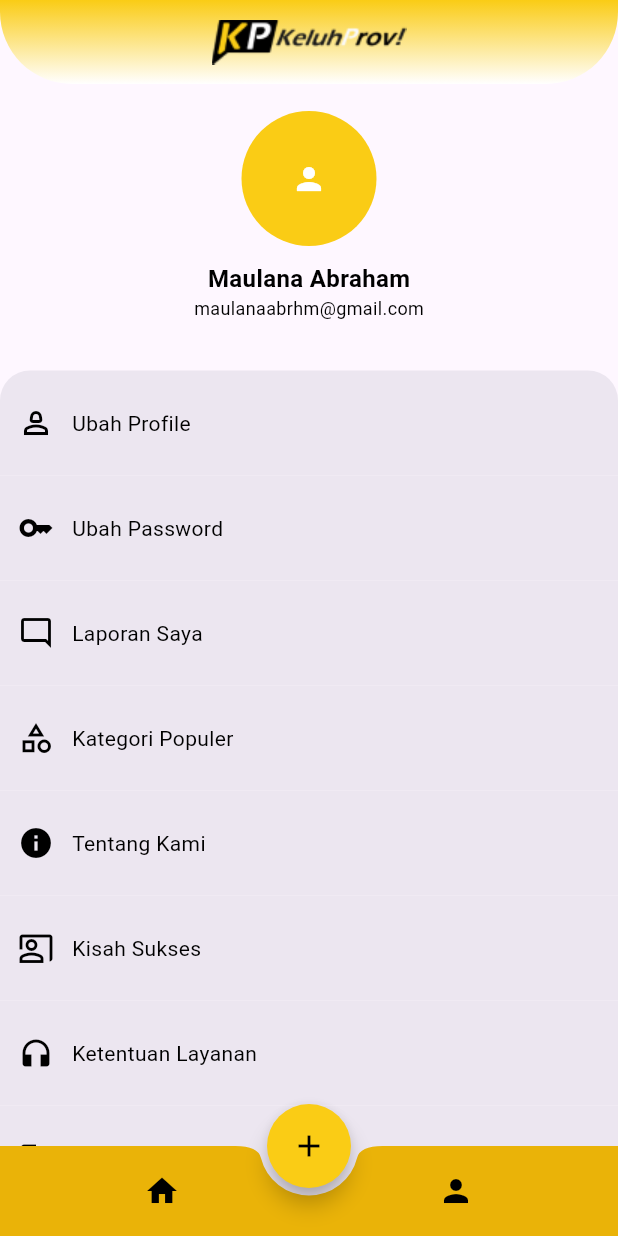
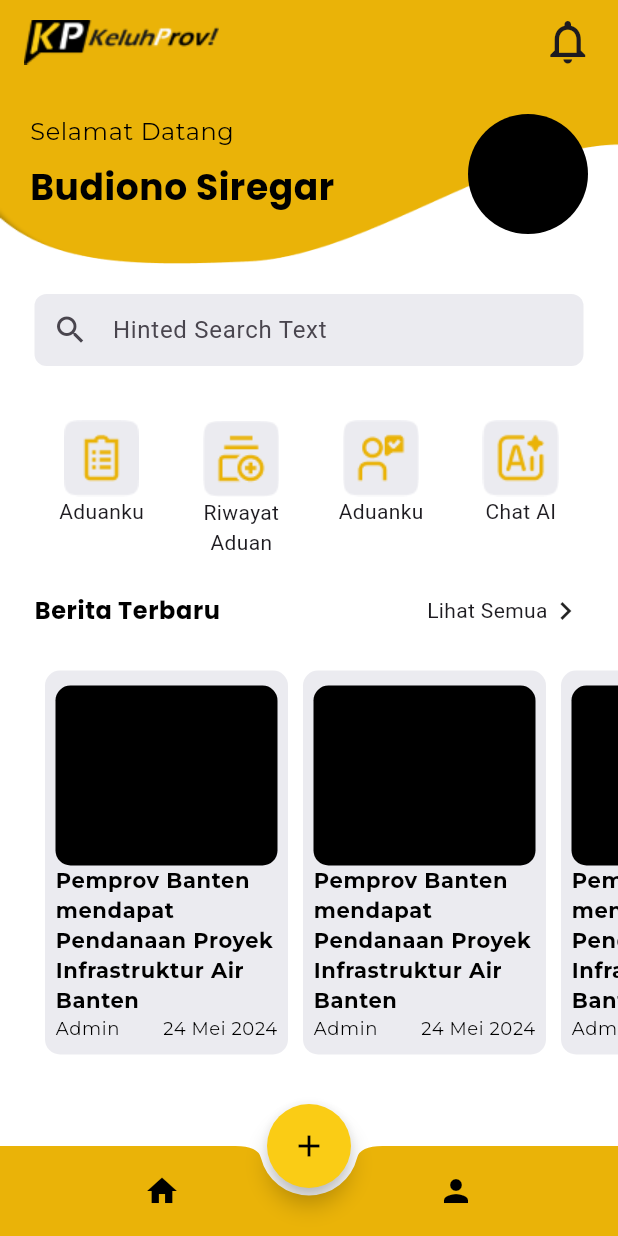
Before and after one commit to Capstone-Project-Alterra-Kelompok-8/e-complaint-mobile, a Flutter app: the screen it shows after launch, after a tap on the "home" icon, on a phone screen of 412 x 824 dp. Run offline on Flutter 3.47's test engine with Material 3 defaults, Android fonts, the phone set to English and light mode, and no system bars; our stand-ins replace google_fonts.

Commit message:
✨ feat: Implementation of homepage

```diff
--- a/e_complaint_app/lib/constants/text_collections.dart
+++ b/e_complaint_app/lib/constants/text_collections.dart
@@ -37,3 +37,40 @@ class LoginTextCollections {
     letterSpacing: 0.4,
   );
 }
+
+class HomeTextCollections {
+  static TextStyle welcomeText = GoogleFonts.montserrat(
+    fontSize: 16.0,
+    fontWeight: FontWeight.w400,
+    color: ColorCollections.textPrimaryColor,
+    letterSpacing: 0.4,
+  );
+
+  static TextStyle nameText = GoogleFonts.poppins(
+    fontSize: 24.0,
+    fontWeight: FontWeight.w700,
+    color: ColorCollections.textPrimaryColor,
+    letterSpacing: 0.4,
+  );
+
+  static TextStyle beritaHeader = GoogleFonts.poppins(
+        fontSize: 16.0,
+    fontWeight: FontWeight.w700,
+    color: ColorCollections.textPrimaryColor,
+    letterSpacing: 0.4,
+  );
+
+  static TextStyle titleBerita = GoogleFonts.montserrat(
+    fontSize: 14.0,
+    fontWeight: FontWeight.w700,
+    color: ColorCollections.textPrimaryColor,
+    letterSpacing: 0.4,
+  );
+
+    static TextStyle footerBerita = GoogleFonts.montserrat(
+    fontSize: 12.0,
+    fontWeight: FontWeight.w400,
+    color: ColorCollections.textPrimaryColor,
+    letterSpacing: 0.4,
+  );
+}
--- a/e_complaint_app/lib/views/screens/components/app_bar.dart
+++ b/e_complaint_app/lib/views/screens/components/app_bar.dart
@@ -4,7 +4,7 @@ import 'package:flutter/material.dart';
 class CurvedAppBar extends StatelessWidget implements PreferredSizeWidget {
 
 
-  const CurvedAppBar({Key? key}) : super(key: key);
+  const CurvedAppBar({super.key});
 
   @override
   Widget build(BuildContext context) {
@@ -15,7 +15,7 @@ class CurvedAppBar extends StatelessWidget implements PreferredSizeWidget {
       ),
       child: Container(
         height: 106,
-        decoration: BoxDecoration(
+        decoration: const BoxDecoration(
           gradient: LinearGradient(
             colors: [ColorCollections.primaryColor, ColorCollections.backgroundColor], // Define your gradient colors here
             begin: Alignment.topCenter,
@@ -23,7 +23,7 @@ class CurvedAppBar extends StatelessWidget implements PreferredSizeWidget {
           ),
 
         ),
-        child: Image(
+        child: const Image(
             image: AssetImage('assets/images/logo_appbar.png'),
         ),
       ),
--- a/e_complaint_app/lib/views/screens/components/bottom_navbar.dart
+++ b/e_complaint_app/lib/views/screens/components/bottom_navbar.dart
@@ -1,4 +1,6 @@
 import 'package:e_complaint_app/constants/constants.dart';
+import 'package:e_complaint_app/views/screens/home/homepage_screen.dart';
+import 'package:e_complaint_app/views/screens/home/profile_screen.dart';
 import 'package:flutter/material.dart';
 
 class CustomBottomNavBar extends StatelessWidget {
@@ -18,24 +20,27 @@ class CustomBottomNavBar extends StatelessWidget {
         crossAxisAlignment: CrossAxisAlignment.center,
         children: <Widget>[
           IconButton(
-              icon: const Icon(
-                Icons.home,
-                color: ColorCollections.textPrimaryColor
+            icon: const Icon(Icons.home,
+                color: ColorCollections.textPrimaryColor),
+            onPressed: () {
+              Navigator.pushReplacement(
+                context,
+                MaterialPageRoute(
+                  builder: (context) => const HomePageScreen(),
                 ),
-              onPressed: () {
+              );
             },
           ),
           IconButton(
-              icon: const Icon(
-                Icons.person,
-                color: ColorCollections.textPrimaryColor
-              ),
+            icon: const Icon(Icons.person,
+                color: ColorCollections.textPrimaryColor),
             onPressed: () {
+              Navigator.of(context).pushReplacement(
+                  MaterialPageRoute(builder: (_) => const ProfileScreen()));
             },
           ),
         ],
       ),
     );
-
   }
 }
--- /dev/null
+++ b/e_complaint_app/lib/views/screens/home/homepage_screen.dart
@@ -0,0 +1,295 @@
+import 'package:e_complaint_app/constants/constants.dart';
+import 'package:e_complaint_app/views/screens/components/bottom_navbar.dart';
+import 'package:flutter/material.dart';
+
+class HomePageScreen extends StatefulWidget {
+  const HomePageScreen({super.key});
+
+  @override
+  State<HomePageScreen> createState() => _HomePageScreenState();
+}
+
+class _HomePageScreenState extends State<HomePageScreen> {
+  @override
+  Widget build(BuildContext context) {
+    return Scaffold(
+      appBar: AppBar(
+        backgroundColor: ColorCollections.buttonColor,
+        title: const Row(
+          mainAxisAlignment: MainAxisAlignment.spaceBetween,
+          children: [
+            Image(image: AssetImage('assets/images/logo_appbar.png')),
+            Icon(
+              Icons.notifications_none,
+              size: 35,
+            )
+          ],
+        ),
+      ),
+      backgroundColor: ColorCollections.backgroundColor,
+      body: ListView(
+        children: [
+          Container(
+            height: 120,
+            width: double.infinity,
+            decoration: const BoxDecoration(
+              image: DecorationImage(
+                image: AssetImage('assets/images/eclipse_home.png'),
+                fit: BoxFit.fill,
+              ),
+            ),
+            child: Padding(
+              padding: const EdgeInsets.all(20.0),
+              child: Row(
+                crossAxisAlignment: CrossAxisAlignment.start,
+                children: [
+                  Expanded(
+                    child: Column(
+                      crossAxisAlignment: CrossAxisAlignment.start,
+                      children: [
+                        Text('Selamat Datang',
+                            style: HomeTextCollections.welcomeText),
+                        const SizedBox(height: 8.0), // Padding between texts
+                        Text('Budiono Siregar',
+                            style: HomeTextCollections.nameText),
+                      ],
+                    ),
+                  ),
+                  const CircleAvatar(
+                    radius: 40,
+                    backgroundColor: ColorCollections.textPrimaryColor,
+                  ),
+                ],
+              ),
+            ),
+          ),
+
+          // SEARCH WIDGET SECTION
+          SizedBox(height: 10,),
+          Padding(
+            padding:
+                const EdgeInsets.only(top: 10, right: 23, left: 23, bottom: 36),
+            child: TextField(
+              decoration: InputDecoration(
+                  fillColor: ColorCollections.secondaryColor,
+                  filled: true,
+                  labelText: 'Hinted Search Text',
+                  prefixIcon: const Icon(Icons.search),
+                  contentPadding:
+                      const EdgeInsets.symmetric(vertical: 10, horizontal: 15),
+                  border: OutlineInputBorder(
+                      borderRadius: BorderRadius.circular(8),
+                      borderSide: BorderSide.none)),
+            ),
+          ),
+          // FITURE HOMEPAGE SECTION
+          const Row(
+            mainAxisAlignment: MainAxisAlignment.spaceEvenly,
+            children: [
+              Column(
+                children: [
+                  SizedBox(
+                      child: Image(
+                          image: AssetImage('assets/images/icon_aduanku.png'))),
+                  Text('Aduanku'),
+                  Text('')
+                ],
+              ),
+              Column(
+                children: [
+                  Image(
+                      image:
+                          AssetImage('assets/images/icon_riwayat_aduan.png')),
+                  Text('Riwayat'),
+                  Text('Aduan')
+                ],
+              ),
+              Column(
+                children: [
+                  Image(image: AssetImage('assets/images/icon_chat_admin.png')),
+                  Text('Aduanku'),
+                  Text('')
+                ],
+              ),
+              Column(
+                children: [
+                  Image(image: AssetImage('assets/images/icon_chat_ai.png')),
+                  Text('Chat AI'),
+                  Text('')
+                ],
+              ),
+            ],
+          ),
+
+          //BERITA SECTION
+          Padding(
+            padding: const EdgeInsets.all(23),
+            child: Row(
+              mainAxisAlignment: MainAxisAlignment.spaceBetween,
+              children: [
+                Text(
+                  'Berita Terbaru',
+                  style: HomeTextCollections.beritaHeader,
+                ),
+                const Row(
+                  children: [
+                    Text('Lihat Semua'),
+                    Icon(Icons.chevron_right_outlined)
+                  ],
+                )
+              ],
+            ),
+          ),
+          SingleChildScrollView(
+            scrollDirection: Axis.horizontal,
+            child: Padding(
+              padding: const EdgeInsets.only(left: 25),
+              child: Row(
+                children: [
+                  Container(
+                    width: 162,
+                    height: 256,
+                    margin: const EdgeInsets.all(5),
+                    decoration: BoxDecoration(
+                      color: ColorCollections.secondaryColor,
+                      borderRadius: BorderRadius.circular(10),
+                    ),
+                    child: Padding(
+                      padding:
+                          const EdgeInsets.only(top: 10, right: 7, left: 7),
+                      child: Column(
+                        children: [
+                          Container(
+                            height: 120,
+                            width: double.infinity,
+                            decoration: BoxDecoration(
+                              color: ColorCollections.textPrimaryColor,
+                              borderRadius: BorderRadius.circular(10),
+                            ),
+                          ),
+                          Text(
+                            'Pemprov Banten mendapat Pendanaan Proyek Infrastruktur Air Banten',
+                            style: HomeTextCollections.titleBerita,
+                          ),
+                          Row(
+                            mainAxisAlignment: MainAxisAlignment.spaceBetween,
+                            children: [
+                              Text(
+                                'Admin',
+                                style: HomeTextCollections.footerBerita,
+                              ),
+                              Text(
+                                '24 Mei 2024',
+                                style: HomeTextCollections.footerBerita,
+                              ),
+                            ],
+                          )
+                        ],
+                      ),
+                    ),
+                  ),
+                  Container(
+                    width: 162,
+                    height: 256,
+                    margin: const EdgeInsets.all(5),
+                    decoration: BoxDecoration(
+                      color: ColorCollections.secondaryColor,
+                      borderRadius: BorderRadius.circular(10),
+                    ),
+                    child: Padding(
+                      padding:
+                          const EdgeInsets.only(top: 10, right: 7, left: 7),
+                      child: Column(
+                        children: [
+                          Container(
+                            height: 120,
+                            width: double.infinity,
+                            decoration: BoxDecoration(
+                              color: ColorCollections.textPrimaryColor,
+                              borderRadius: BorderRadius.circular(10),
+                            ),
+                          ),
+                          Text(
+                            'Pemprov Banten mendapat Pendanaan Proyek Infrastruktur Air Banten',
+                            style: HomeTextCollections.titleBerita,
+                          ),
+                          Row(
+                            mainAxisAlignment: MainAxisAlignment.spaceBetween,
+                            children: [
+                              Text(
+                                'Admin',
+                                style: HomeTextCollections.footerBerita,
+                              ),
+                              Text(
+                                '24 Mei 2024',
+                                style: HomeTextCollections.footerBerita,
+                              ),
+                            ],
+                          )
+                        ],
+                      ),
+                    ),
+                  ),
+                  Container(
+                    width: 162,
+                    height: 256,
+                    margin: const EdgeInsets.all(5),
+                    decoration: BoxDecoration(
+                      color: ColorCollections.secondaryColor,
+                      borderRadius: BorderRadius.circular(10),
+                    ),
+                    child: Padding(
+                      padding:
+                          const EdgeInsets.only(top: 10, right: 7, left: 7),
+                      child: Column(
+                        children: [
+                          Container(
+                            height: 120,
+                            width: double.infinity,
+                            decoration: BoxDecoration(
+                              color: ColorCollections.textPrimaryColor,
+                              borderRadius: BorderRadius.circular(10),
+                            ),
+                          ),
+                          Text(
+                            'Pemprov Banten mendapat Pendanaan Proyek Infrastruktur Air Banten',
+                            style: HomeTextCollections.titleBerita,
+                          ),
+                          Row(
+                            mainAxisAlignment: MainAxisAlignment.spaceBetween,
+                            children: [
+                              Text(
+                                'Admin',
+                                style: HomeTextCollections.footerBerita,
+                              ),
+                              Text(
+                                '24 Mei 2024',
+                                style: HomeTextCollections.footerBerita,
+                              ),
+                            ],
+                          )
+                        ],
+                      ),
+                    ),
+                  ),
+                ],
+              ),
+            ),
+          ),
+        ],
+      ),
+      extendBody: true,
+      floatingActionButton: FloatingActionButton(
+        backgroundColor: ColorCollections.primaryColor,
+        onPressed: () {},
+        shape: const CircleBorder(),
+        child: const Icon(
+          Icons.add,
+          color: ColorCollections.textPrimaryColor,
+        ),
+      ),
+      floatingActionButtonLocation: FloatingActionButtonLocation.centerDocked,
+      bottomNavigationBar: const CustomBottomNavBar(),
+    );
+  }
+}
--- a/e_complaint_app/lib/views/screens/home/profile_screen.dart
+++ b/e_complaint_app/lib/views/screens/home/profile_screen.dart
@@ -14,7 +14,7 @@ class _ProfileScreenState extends State<ProfileScreen> {
   @override
   Widget build(BuildContext context) {
     return Scaffold(
-      appBar: CurvedAppBar(),
+      appBar: const CurvedAppBar(),
       body: ListView(
         children: [
           const SizedBox(
@@ -160,46 +160,6 @@ class _ProfileScreenState extends State<ProfileScreen> {
               ],
             ),
           ),
-          Container(
-            width: double.infinity,
-            height: 70,
-            color: ColorCollections.profileColor,
-            child: Row(
-              children: [
-                IconButton(
-                  onPressed: () {},
-                  icon: const Icon(Icons.co_present_outlined),
-                  color: ColorCollections.textPrimaryColor,
-                ),
-                const Text(
-                  'Kisah Sukses',
-                  style: TextStyle(
-                    color: ColorCollections.textPrimaryColor,
-                  ),
-                )
-              ],
-            ),
-          ),
-          Container(
-            width: double.infinity,
-            height: 70,
-            color: ColorCollections.profileColor,
-            child: Row(
-              children: [
-                IconButton(
-                  onPressed: () {},
-                  icon: const Icon(Icons.headphones),
-                  color: ColorCollections.textPrimaryColor,
-                ),
-                const Text(
-                  'Ketentuan Layanan',
-                  style: TextStyle(
-                    color: ColorCollections.textPrimaryColor,
-                  ),
-                )
-              ],
-            ),
-          ),
           GestureDetector(
             onTap: () {},
             child: Container(
```
Also changed, not shown: e_complaint_app/assets/images/eclipse_home.png (added), e_complaint_app/assets/images/icon_aduanku.png (added), e_complaint_app/assets/images/icon_chat_admin.png (added), e_complaint_app/assets/images/icon_chat_ai.png (added), e_complaint_app/assets/images/icon_riwayat_aduan.png (added). Lines whose indentation alone changed are shown as unchanged.
